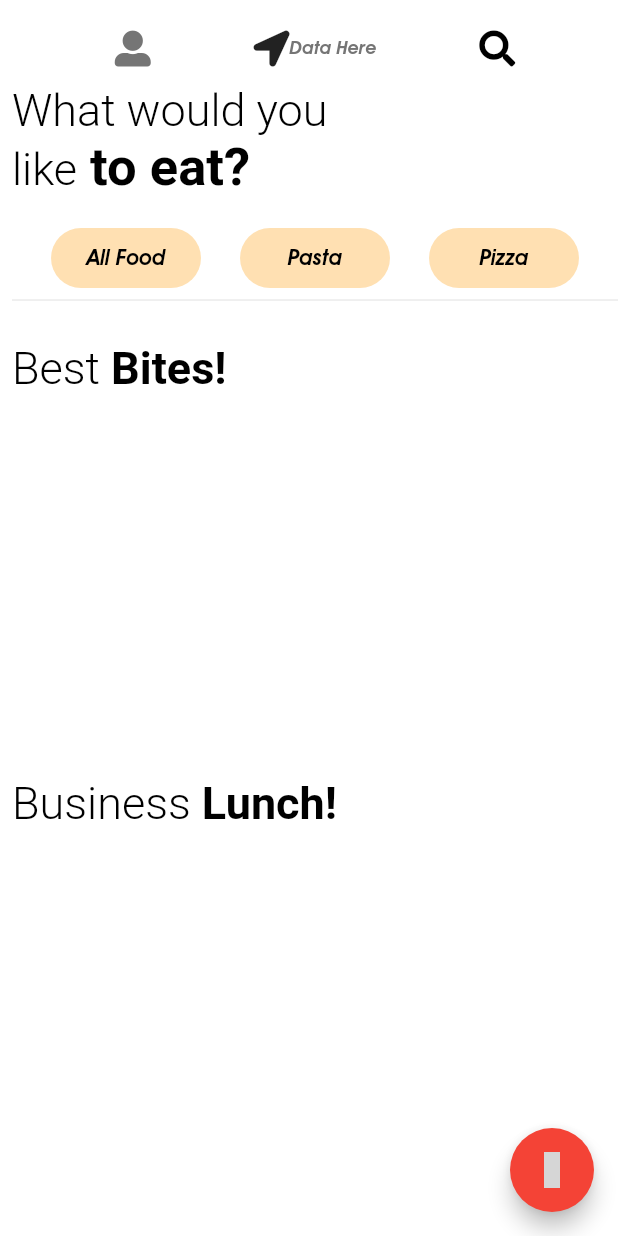
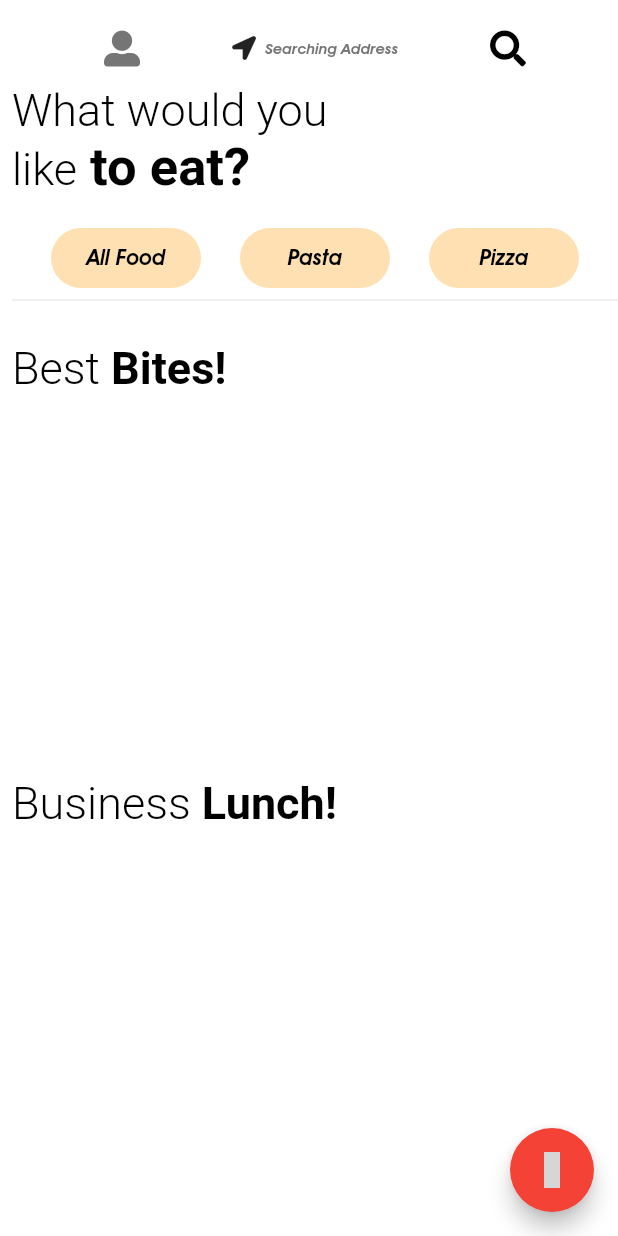
Before and after one commit to Dev-Adnani/Pizzeria-App, a Flutter app: the screen it shows after launch, on a phone screen of 412 x 824 dp. Run offline on Flutter 3.47's test engine with Material 2 defaults, Android fonts, the light colour scheme and no system bars; our stand-ins replace cloud_firestore, eva_icons_flutter, firebase_core, font_awesome_flutter, geolocator, shimmer; missing offline and left inert: geocoder; accounts and stored records are empty; grey boxes are pictures that could not be loaded.

Commit message:
added maps stuff

```diff
--- a/lib/app/providers/app.provider.dart
+++ b/lib/app/providers/app.provider.dart
@@ -2,6 +2,7 @@ import 'package:pizzeria/core/notifiers/footer.notifier.dart';
 import 'package:pizzeria/core/notifiers/header.notifier.dart';
 import 'package:pizzeria/core/notifiers/middle.notifier.dart';
 import 'package:pizzeria/core/services/firebase.service.dart';
+import 'package:pizzeria/core/services/maps.service.dart';
 import 'package:provider/provider.dart';
 import 'package:provider/single_child_widget.dart';
 
@@ -12,5 +13,6 @@ class AppProvider {
     ChangeNotifierProvider(create: (_) => HeaderNotifier()),
     ChangeNotifierProvider(create: (_) => MiddleNotifier()),
     ChangeNotifierProvider(create: (_) => FooterNotfier()),
+    ChangeNotifierProvider(create: (_) => GenerateMaps()),
   ];
 }
--- a/lib/core/notifiers/header.notifier.dart
+++ b/lib/core/notifiers/header.notifier.dart
@@ -1,5 +1,7 @@
 import 'package:flutter/material.dart';
 import 'package:font_awesome_flutter/font_awesome_flutter.dart';
+import 'package:pizzeria/core/services/maps.service.dart';
+import 'package:provider/provider.dart';
 
 class HeaderNotifier with ChangeNotifier {
   Widget appBar({required BuildContext context}) {
@@ -14,16 +16,30 @@ class HeaderNotifier with ChangeNotifier {
               icon: Icon(
                 FontAwesomeIcons.userAlt,
                 color: Colors.grey.shade600,
-                )),
+              ),
+            ),
             Row(
               children: [
-                Icon(FontAwesomeIcons.locationArrow),
-                Text(
-                  'Data Here',
+                Icon(
+                  FontAwesomeIcons.locationArrow,
+                  size: 16.0,
+                ),
+                Padding(
+                  padding: const EdgeInsets.only(left: 6.0),
+                  child: Container(
+                    constraints: BoxConstraints(
+                      maxWidth: 250,
+                      maxHeight: 150,
+                    ),
+                    child: Text(
+                      Provider.of<GenerateMaps>(context, listen: true)
+                          .finalAddress,
                       style: TextStyle(
                         color: Colors.grey.shade600,
-                    fontSize: 12.0,
+                        fontSize: 10.0,
                         fontWeight: FontWeight.bold,
+                      ),
+                    ),
                   ),
                 )
               ],
--- /dev/null
+++ b/lib/core/services/maps.service.dart
@@ -0,0 +1,22 @@
+import 'package:flutter/material.dart';
+import 'package:geocoder/geocoder.dart' as geoCo;
+import 'package:geolocator/geolocator.dart';
+
+class GenerateMaps with ChangeNotifier {
+  Position? position;
+  String finalAddress = 'Searching Address';
+
+  Future getCurrentLocation() async {
+    var postionData = await GeolocatorPlatform.instance.getCurrentPosition();
+    final coords = geoCo.Coordinates(
+      postionData.latitude,
+      postionData.longitude,
+    );
+    var address =
+        await geoCo.Geocoder.local.findAddressesFromCoordinates(coords);
+    String mainAddress = address.first.addressLine!;
+    print(mainAddress);
+    finalAddress = mainAddress;
+    notifyListeners();
+  }
+}
--- a/lib/meta/views/homeView/home.view.dart
+++ b/lib/meta/views/homeView/home.view.dart
@@ -2,6 +2,8 @@ import 'package:flutter/material.dart';
 import 'package:pizzeria/core/notifiers/footer.notifier.dart';
 import 'package:pizzeria/core/notifiers/header.notifier.dart';
 import 'package:pizzeria/core/notifiers/middle.notifier.dart';
+import 'package:pizzeria/core/services/maps.service.dart';
+import 'package:provider/provider.dart';
 
 class HomeView extends StatefulWidget {
   const HomeView({Key? key}) : super(key: key);
@@ -11,6 +13,12 @@ class HomeView extends StatefulWidget {
 }
 
 class _HomeViewState extends State<HomeView> {
+  @override
+  void initState() {
+    Provider.of<GenerateMaps>(context, listen: false).getCurrentLocation();
+    super.initState();
+  }
+
   @override
   Widget build(BuildContext context) {
     return Scaffold(
--- a/pubspec.yaml
+++ b/pubspec.yaml
@@ -18,7 +18,9 @@ dependencies:
     sdk: flutter
   flutter_secure_storage: ^4.2.1
   font_awesome_flutter: ^9.1.0
-  geocoder: ^0.2.1
+  geocoder:
+    git:
+      https://github.com/aloisdeniel/flutter_geocoder.git
   geolocator: ^7.6.2
   google_maps_flutter: ^2.0.10
   google_sign_in: ^5.1.1
```
Also changed, not shown: pubspec.lock, 2 other files. Lines whose indentation alone changed are shown as unchanged.
